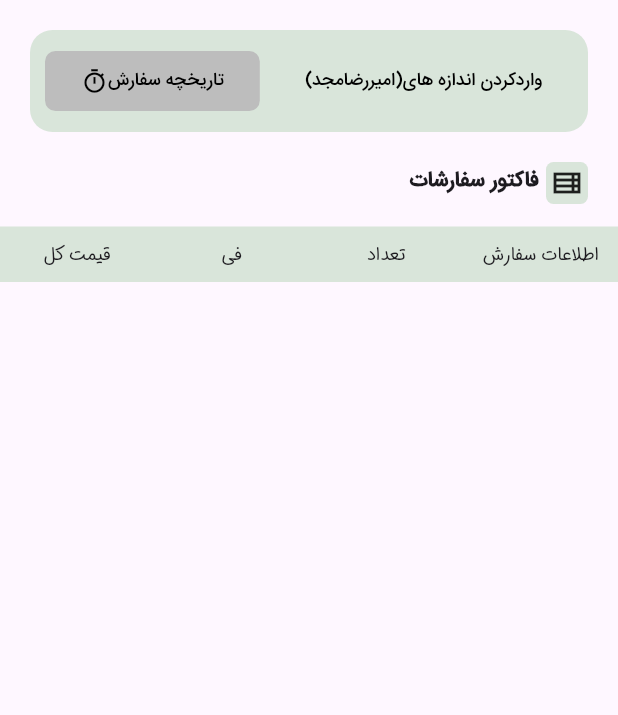
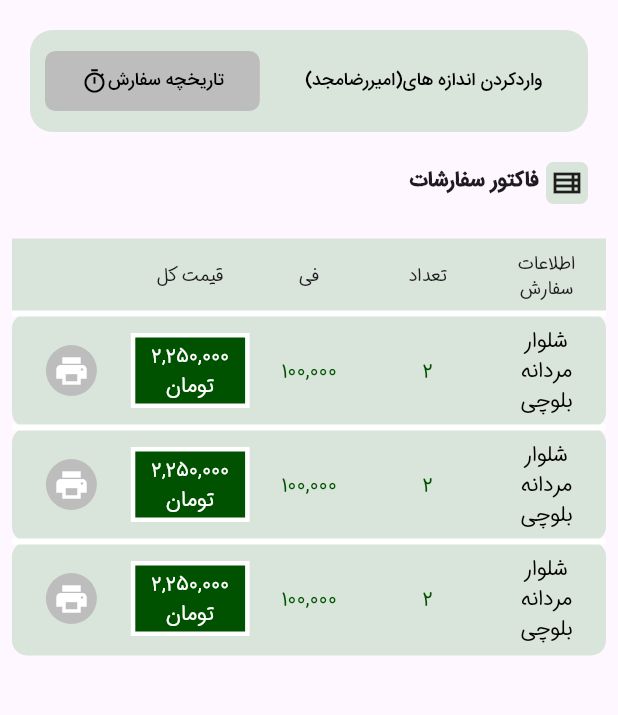
Before and after one commit to AliMotamedi7/shoonz-tailor, a Flutter app: the OrderRegistration screen opened by its route, on a phone screen of 412 x 824 dp, the part 108-823 px from its top. Run offline on Flutter 3.47's test engine with Material 3 defaults, Android fonts, the phone set to English and light mode, and no system bars; our stand-ins replace fl_chart, pinput.

Commit message:
adding row table

```diff
--- a/lib/pages/login.dart
+++ b/lib/pages/login.dart
@@ -22,7 +22,6 @@ class _LoginState extends State<Login> {
   @override
   Widget build(BuildContext context) {
     return Scaffold(
-      resizeToAvoidBottomInset: false,
       body: SafeArea(
           top: Platform.isAndroid ? false : true,
           child: SingleChildScrollView(
--- a/lib/pages/order_registration.dart
+++ b/lib/pages/order_registration.dart
@@ -1,5 +1,6 @@
+import 'dart:io';
+
 import 'package:flutter/material.dart';
-import 'package:flutter/widgets.dart';
 import 'package:shoonz_tailor/widgets/orderRegistrationWidgets/orde_registration_table.dart';
 import 'package:shoonz_tailor/widgets/orderRegistrationWidgets/tailorSizebutton.dart';
 import 'package:shoonz_tailor/widgets/orderRegistrationWidgets/topOrderProfile.dart';
@@ -18,6 +19,10 @@ class _OrderRegistrationState extends State<OrderRegistration> {
       body: SafeArea(
           child: Column(
         children: [
+          if (Platform.isAndroid)
+            const SizedBox(
+              width: 10,
+            ),
           TopOrderProfile(phoneNumber: "09022259493", name: "امیررضامجد"),
           const SizeTailorButton(),
           Directionality(
@@ -48,7 +53,7 @@ class _OrderRegistrationState extends State<OrderRegistration> {
               ),
             ),
           ),
-          SizedBox(
+          const SizedBox(
             height: 15,
           ),
           const OrderRegistrationTable(),
--- a/lib/pages/otp.dart
+++ b/lib/pages/otp.dart
@@ -22,7 +22,6 @@ class _OtpState extends State<Otp> {
   @override
   Widget build(BuildContext context) {
     return Scaffold(
-      resizeToAvoidBottomInset: false,
       body: SafeArea(
         top: Platform.isAndroid ? false : true,
         child: SingleChildScrollView(
--- a/lib/widgets/homeWidgets/customerChart.dart
+++ b/lib/widgets/homeWidgets/customerChart.dart
@@ -17,7 +17,7 @@ class _CustomerChartState extends State<CustomerChart> {
       height: MediaQuery.sizeOf(context).height / 3.7,
       padding: const EdgeInsets.all(20),
       decoration: BoxDecoration(
-          color: const Color(0xffb2cab2),
+          color: const Color(0xfff2f6f2),
           borderRadius: BorderRadius.circular(20)),
       child: Column(
         children: [
--- a/lib/widgets/homeWidgets/customer_name_list_item.dart
+++ b/lib/widgets/homeWidgets/customer_name_list_item.dart
@@ -11,7 +11,7 @@ class CustomerNameListItem extends StatelessWidget {
       margin: const EdgeInsets.symmetric(horizontal: 5),
       padding: const EdgeInsets.all(10),
       decoration: BoxDecoration(
-          color: const Color(0xffb2cab2),
+          color: const Color(0xfff2f6f2),
           borderRadius: BorderRadius.circular(10)),
       child: Text(
         customerName,
--- a/lib/widgets/homeWidgets/orders_list_item.dart
+++ b/lib/widgets/homeWidgets/orders_list_item.dart
@@ -16,7 +16,7 @@ class OrdersListItem extends StatelessWidget {
             Container(
               padding: const EdgeInsets.all(5),
               decoration: const BoxDecoration(
-                color: Color(0xffb2cab2),
+                color: Color(0xfff2f6f2),
                 borderRadius: BorderRadius.only(
                   bottomRight: Radius.circular(10),
                   topRight: Radius.circular(10),
@@ -32,7 +32,7 @@ class OrdersListItem extends StatelessWidget {
               child: Container(
                 padding: const EdgeInsets.all(7),
                 decoration: const BoxDecoration(
-                  color: Color(0xffb2cab2),
+                  color: Color(0xfff2f6f2),
                   borderRadius: BorderRadius.only(
                     bottomLeft: Radius.circular(10),
                     topRight: Radius.circular(10),
--- a/lib/widgets/orderRegistrationWidgets/orde_registration_table.dart
+++ b/lib/widgets/orderRegistrationWidgets/orde_registration_table.dart
@@ -1,5 +1,4 @@
 import 'package:flutter/material.dart';
-import 'package:flutter/widgets.dart';
 
 class OrderRegistrationTable extends StatefulWidget {
   const OrderRegistrationTable({super.key});
@@ -11,14 +10,17 @@ class OrderRegistrationTable extends StatefulWidget {
 class _OrderRegistrationTableState extends State<OrderRegistrationTable> {
   @override
   Widget build(BuildContext context) {
-    return Table(
+    return Padding(
+      padding: const EdgeInsets.all(8.0),
+      child: Table(
         border: const TableBorder(
-        horizontalInside: BorderSide(style: BorderStyle.none),
+          horizontalInside: BorderSide(
+              style: BorderStyle.solid, color: Colors.white, width: 4),
           verticalInside: BorderSide(style: BorderStyle.none),
         ),
         textDirection: TextDirection.rtl,
-      children: const [
-        TableRow(
+        children: [
+          const TableRow(
               decoration: BoxDecoration(
                 color: Color(0xffd9e5da),
               ),
@@ -67,8 +69,92 @@ class _OrderRegistrationTableState extends State<OrderRegistrationTable> {
                     ),
                   ),
                 ),
-            ])
+                TableCell(child: Text(""))
+              ]),
+          ...List.generate(
+              3,
+              (index) => TableRow(
+                    decoration: BoxDecoration(
+                        color: const Color(0xffd9e5da),
+                        borderRadius: BorderRadius.circular(10)),
+                    children: [
+                      const TableCell(
+                        verticalAlignment: TableCellVerticalAlignment.middle,
+                        child: Padding(
+                          padding: EdgeInsets.all(8.0),
+                          child: Text(
+                            "شلوار مردانه بلوچی",
+                            textDirection: TextDirection.rtl,
+                            textAlign: TextAlign.center,
+                            style: TextStyle(
+                              color: Colors.black,
+                            ),
+                          ),
+                        ),
+                      ),
+                      const TableCell(
+                        verticalAlignment: TableCellVerticalAlignment.middle,
+                        child: Padding(
+                          padding: EdgeInsets.all(8.0),
+                          child: Text(
+                            "۲",
+                            textDirection: TextDirection.rtl,
+                            textAlign: TextAlign.center,
+                            style: TextStyle(
+                              color: Color(0xff005200),
+                            ),
+                          ),
+                        ),
+                      ),
+                      const TableCell(
+                        verticalAlignment: TableCellVerticalAlignment.middle,
+                        child: Padding(
+                          padding: EdgeInsets.all(8.0),
+                          child: Text(
+                            "۱۰۰,۰۰۰",
+                            textDirection: TextDirection.rtl,
+                            textAlign: TextAlign.center,
+                            style: TextStyle(
+                              color: Color(0xff005200),
+                            ),
+                          ),
+                        ),
+                      ),
+                      TableCell(
+                        verticalAlignment: TableCellVerticalAlignment.middle,
+                        child: Container(
+                          alignment: Alignment.center,
+                          padding: const EdgeInsets.all(2),
+                          decoration: BoxDecoration(
+                            color: const Color(0xff005200),
+                            border: Border.all(color: Colors.white, width: 3),
+                          ),
+                          child: const Text(
+                            "۲,۲۵۰,۰۰۰ تومان",
+                            textAlign: TextAlign.center,
+                            textDirection: TextDirection.rtl,
+                            style: TextStyle(
+                              color: Colors.white,
+                            ),
+                          ),
+                        ),
+                      ),
+                      TableCell(
+                        verticalAlignment: TableCellVerticalAlignment.middle,
+                        child: Container(
+                          padding: EdgeInsets.all(5),
+                          decoration: BoxDecoration(
+                              color: Colors.grey[400], shape: BoxShape.circle),
+                          child: const Icon(
+                            Icons.print,
+                            color: Colors.white,
+                          ),
+                        ),
+                      ),
                     ],
+                  )),
+        ],
+      ),
     );
   }
 }
--- a/lib/widgets/orderRegistrationWidgets/tailorSizebutton.dart
+++ b/lib/widgets/orderRegistrationWidgets/tailorSizebutton.dart
@@ -1,4 +1,3 @@
-import 'package:flutter/cupertino.dart';
 import 'package:flutter/material.dart';
 
 class SizeTailorButton extends StatelessWidget {
--- a/lib/widgets/orderRegistrationWidgets/topOrderProfile.dart
+++ b/lib/widgets/orderRegistrationWidgets/topOrderProfile.dart
@@ -67,7 +67,7 @@ class TopOrderProfile extends StatelessWidget {
                           name,
                           maxLines: 1,
                           overflow: TextOverflow.ellipsis,
-                          style: TextStyle(color: Colors.white),
+                          style: const TextStyle(color: Colors.white),
                         ),
                       ],
                     ),
```
Lines whose indentation alone changed are shown as unchanged.
